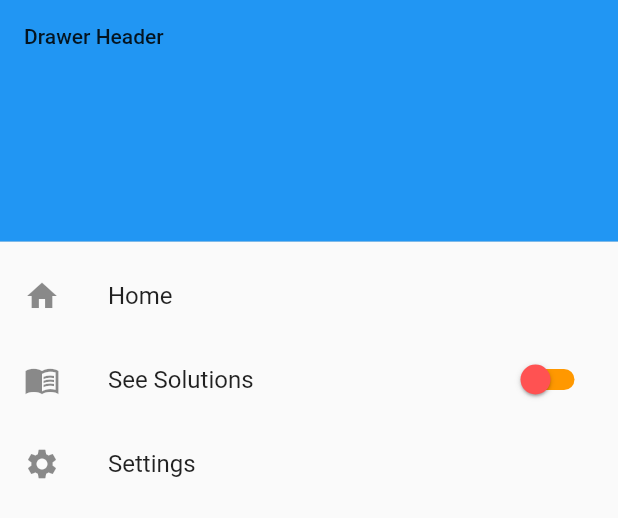
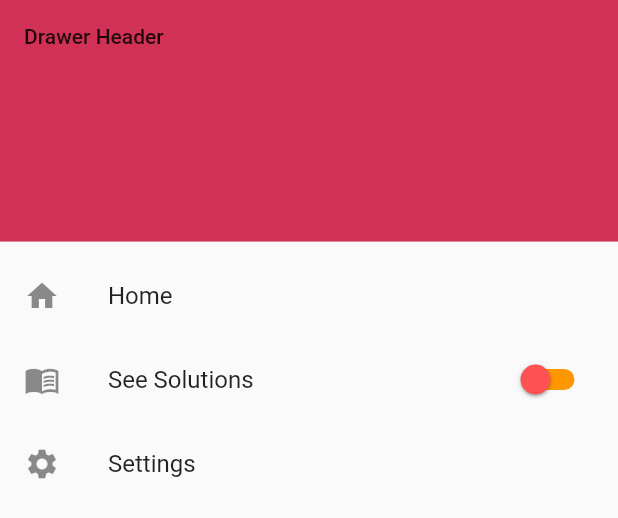
Before and after one commit to Eemayas/Radiology, a Flutter app: the Drawerr widget shown alone on an empty page, opened directly, on a phone screen of 412 x 824 dp. Shown: the top 518 px of the screen. Run offline on Flutter 3.47's test engine with Material 2 defaults, Android fonts, the phone set to English and light mode, and no system bars; our stand-ins replace flutter_hooks, flutter_markdown, go_router, material_segmented_control, objectbox, permission_handler and 2 more; missing offline and left inert: flutter_archive; accounts and stored records are empty; generated files the repository leaves out were written again; network calls fail; project files that could hold a hidden picture were left out.

Commit message:
drawer page change

```diff
--- a/lib/Pages/Drawer/drawer.dart
+++ b/lib/Pages/Drawer/drawer.dart
@@ -11,9 +11,9 @@ class Drawerr extends StatelessWidget {
       // Important: Remove any padding from the ListView.
       padding: EdgeInsets.zero,
       children: [
-        const DrawerHeader(
+        DrawerHeader(
           decoration: BoxDecoration(
-            color: Colors.blue,
+            color: Theme.of(context).primaryColor,
           ),
           child: Text('Drawer Header'),
         ),
```
